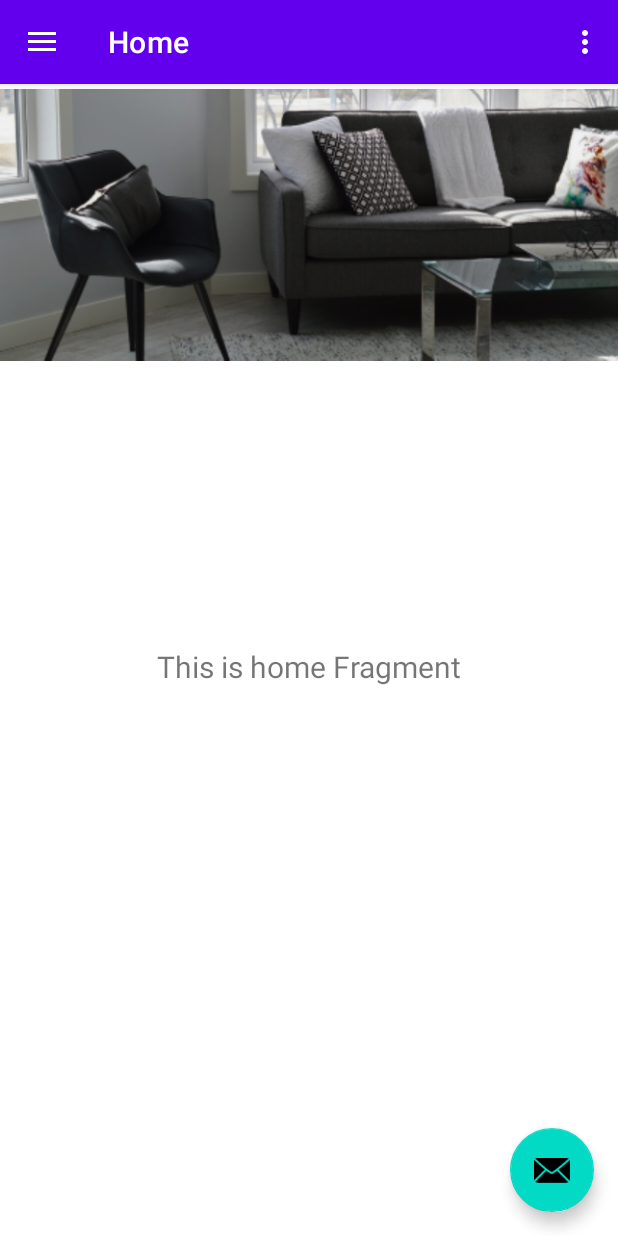
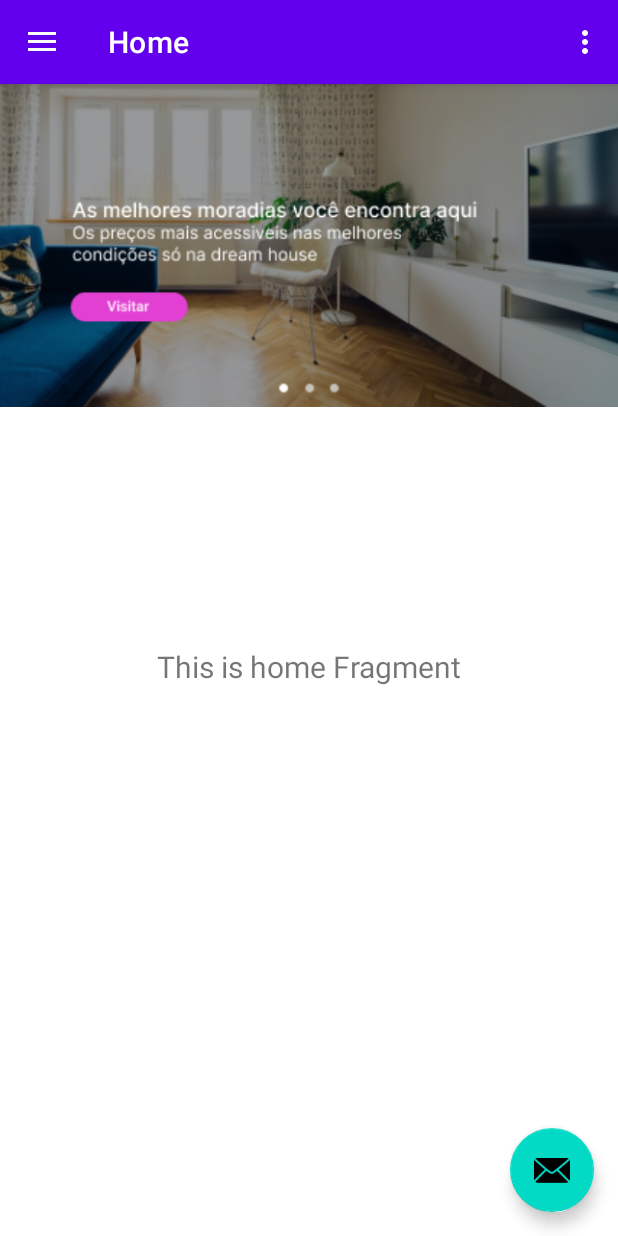
Before and after one commit to Dream-House-Grupo-9/Dream-House-App, an Android app: the HomeActivity screen opened directly, with no data from a screen before it, on a phone screen of 412 x 824 dp. Run offline under Robolectric (Android 15) with nearby library versions, the phone set to English and light mode, and no system bars; our stand-ins replace navigation-ui.

Commit message:
Feature: banner da home

```diff
--- a/DreamHouse/app/src/main/res/layout/content_home.xml
+++ b/DreamHouse/app/src/main/res/layout/content_home.xml
@@ -18,9 +18,56 @@
         app:layout_constraintTop_toTopOf="parent"
         app:navGraph="@navigation/mobile_navigation" />
 
-    <ImageView
+
+    <ScrollView
         android:layout_width="match_parent"
-        android:layout_height="wrap_content"
-        android:src="@drawable/sala"/>
+        android:layout_height="match_parent"
+        >
+
+        <LinearLayout
+            android:layout_width="match_parent"
+            android:layout_height="wrap_content">
+
+           <ImageView
+               android:layout_width="match_parent"
+               android:layout_height="wrap_content"
+               android:layout_marginTop="-45dp"
+               android:src="@drawable/banner"/>
+
+        </LinearLayout>
+    </ScrollView>
+
+
+
+
+
+
+
+
+<!--    <LinearLayout-->
+<!--        android:layout_width="match_parent"-->
+<!--        android:layout_height="match_parent">-->
+
+<!--        <HorizontalScrollView-->
+<!--            android:layout_width="match_parent"-->
+<!--            android:layout_height="wrap_content"-->
+<!--            >-->
+
+
+<!--            <ImageView-->
+<!--                android:layout_width="match_parent"-->
+<!--                android:layout_height="wrap_content"-->
+<!--                android:src="@drawable/sala" />-->
+
+<!--            <ImageView-->
+<!--                android:layout_width="match_parent"-->
+<!--                android:layout_height="wrap_content"-->
+<!--                android:src="@drawable/apartment" />-->
+
+
+<!--        </HorizontalScrollView>-->
+
+
+
 
 </androidx.constraintlayout.widget.ConstraintLayout>
```
Also changed, not shown: DreamHouse/app/src/main/res/drawable/apartment.png (added), DreamHouse/app/src/main/res/drawable/banner.png (added).
